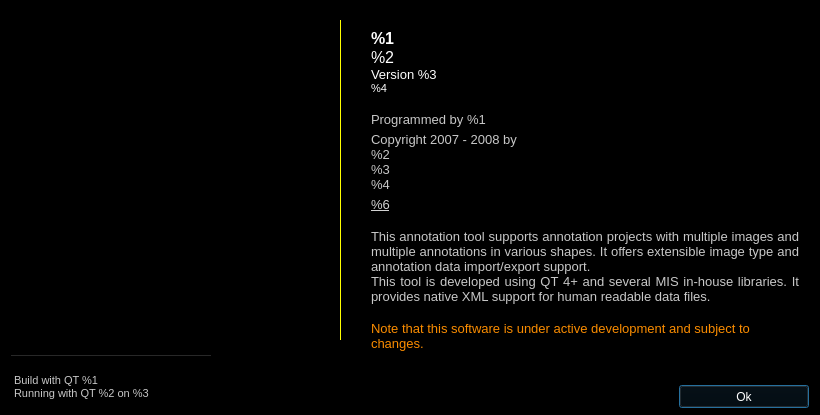
Above: AnnoTool/src/uiStuff/forms/DlgAbout.ui from basileios-anastasatos/AnnoTool before the change. Below: the same form after it.
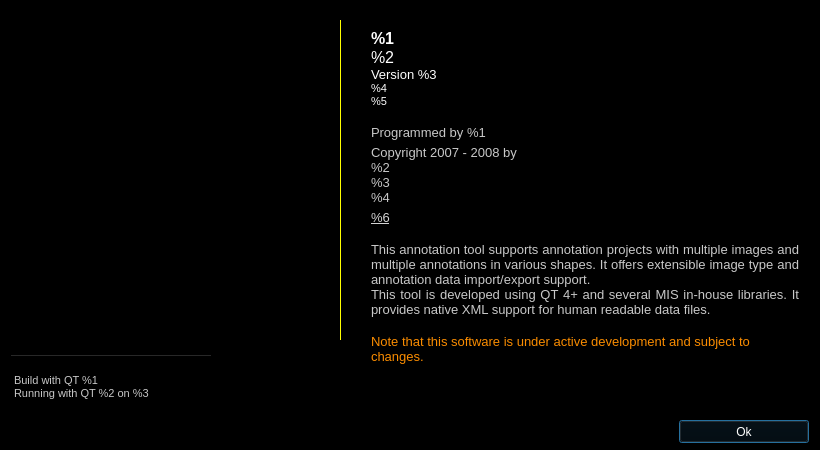
That is the form after the change. Icons and pictures are not drawn.

The edit to the form file:
```diff
--- a/AnnoTool/src/uiStuff/forms/DlgAbout.ui
+++ b/AnnoTool/src/uiStuff/forms/DlgAbout.ui
@@ -9,7 +9,7 @@
     <x>0</x>
     <y>0</y>
     <width>820</width>
-    <height>415</height>
+    <height>450</height>
    </rect>
   </property>
   <property name="sizePolicy">
@@ -21,13 +21,13 @@
   <property name="minimumSize">
    <size>
     <width>820</width>
-    <height>415</height>
+    <height>450</height>
    </size>
   </property>
   <property name="maximumSize">
    <size>
     <width>820</width>
-    <height>415</height>
+    <height>450</height>
    </size>
   </property>
   <property name="contextMenuPolicy">
@@ -50,7 +50,7 @@
    <property name="geometry">
     <rect>
      <x>679</x>
-     <y>385</y>
+     <y>420</y>
      <width>130</width>
      <height>23</height>
     </rect>
@@ -68,13 +68,13 @@
     <bool>true</bool>
    </property>
   </widget>
-  <widget class="QWidget" name="">
+  <widget class="QWidget" name="layoutWidget">
    <property name="geometry">
     <rect>
      <x>360</x>
      <y>0</y>
      <width>450</width>
-     <height>381</height>
+     <height>411</height>
     </rect>
    </property>
    <layout class="QVBoxLayout" name="layText">
@@ -100,7 +100,7 @@
     <item>
      <widget class="QLabel" name="lbCaption">
       <property name="text">
-       <string>&lt;html&gt;&lt;head&gt;&lt;meta name="qrichtext" content="1" /&gt;&lt;style type="text/css"&gt; p, li { white-space: pre-wrap; } &lt;/style&gt;&lt;/head&gt;&lt;body style=" font-family:'MS Shell Dlg 2'; font-size:8.25pt; font-weight:400; font-style:normal;"&gt; &lt;p style=" margin-top:0px; margin-bottom:0px; margin-left:0px; margin-right:0px; -qt-block-indent:0; text-indent:0px; font-size:8pt;"&gt;&lt;span style=" font-size:12pt; font-weight:600;"&gt;%1&lt;/span&gt;&lt;/p&gt; &lt;p style=" margin-top:0px; margin-bottom:0px; margin-left:0px; margin-right:0px; -qt-block-indent:0; text-indent:0px; font-size:12pt; font-weight:600;"&gt;&lt;span style=" font-weight:400;"&gt;%2&lt;/span&gt;&lt;/p&gt; &lt;p style=" margin-top:0px; margin-bottom:0px; margin-left:0px; margin-right:0px; -qt-block-indent:0; text-indent:0px; font-size:12pt;"&gt;&lt;span style=" font-size:10pt;"&gt;Version %3&lt;/span&gt;&lt;/p&gt; &lt;p style=" margin-top:0px; margin-bottom:0px; margin-left:0px; margin-right:0px; -qt-block-indent:0; text-indent:0px; font-size:12pt;"&gt;&lt;span style=" font-size:8pt;"&gt;%4&lt;/span&gt;&lt;/p&gt;&lt;/body&gt;&lt;/html&gt;</string>
+       <string>&lt;html&gt;&lt;head&gt;&lt;meta name="qrichtext" content="1" /&gt;&lt;style type="text/css"&gt; p, li { white-space: pre-wrap; } &lt;/style&gt;&lt;/head&gt;&lt;body style=" font-family:'MS Shell Dlg 2'; font-size:8.25pt; font-weight:400; font-style:normal;"&gt; &lt;p style=" margin-top:0px; margin-bottom:0px; margin-left:0px; margin-right:0px; -qt-block-indent:0; text-indent:0px; font-size:8pt;"&gt;&lt;span style=" font-size:12pt; font-weight:600;"&gt;%1&lt;/span&gt;&lt;/p&gt; &lt;p style=" margin-top:0px; margin-bottom:0px; margin-left:0px; margin-right:0px; -qt-block-indent:0; text-indent:0px; font-size:12pt; font-weight:600;"&gt;&lt;span style=" font-weight:400;"&gt;%2&lt;/span&gt;&lt;/p&gt; &lt;p style=" margin-top:0px; margin-bottom:0px; margin-left:0px; margin-right:0px; -qt-block-indent:0; text-indent:0px; font-size:12pt;"&gt;&lt;span style=" font-size:10pt;"&gt;Version %3&lt;/span&gt;&lt;/p&gt; &lt;p style=" margin-top:0px; margin-bottom:0px; margin-left:0px; margin-right:0px; -qt-block-indent:0; text-indent:0px; font-size:12pt;"&gt;&lt;span style=" font-size:8pt;"&gt;%4&lt;/span&gt;&lt;/p&gt; &lt;p style=" margin-top:0px; margin-bottom:0px; margin-left:0px; margin-right:0px; -qt-block-indent:0; text-indent:0px; font-size:12pt;"&gt;&lt;span style=" font-size:8pt;"&gt;%5&lt;/span&gt;&lt;/p&gt;&lt;/body&gt;&lt;/html&gt;</string>
       </property>
       <property name="textFormat">
        <enum>Qt::RichText</enum>
@@ -191,7 +191,7 @@
     </item>
    </layout>
   </widget>
-  <widget class="QWidget" name="">
+  <widget class="QWidget" name="layoutWidget">
    <property name="geometry">
     <rect>
      <x>0</x>
```
